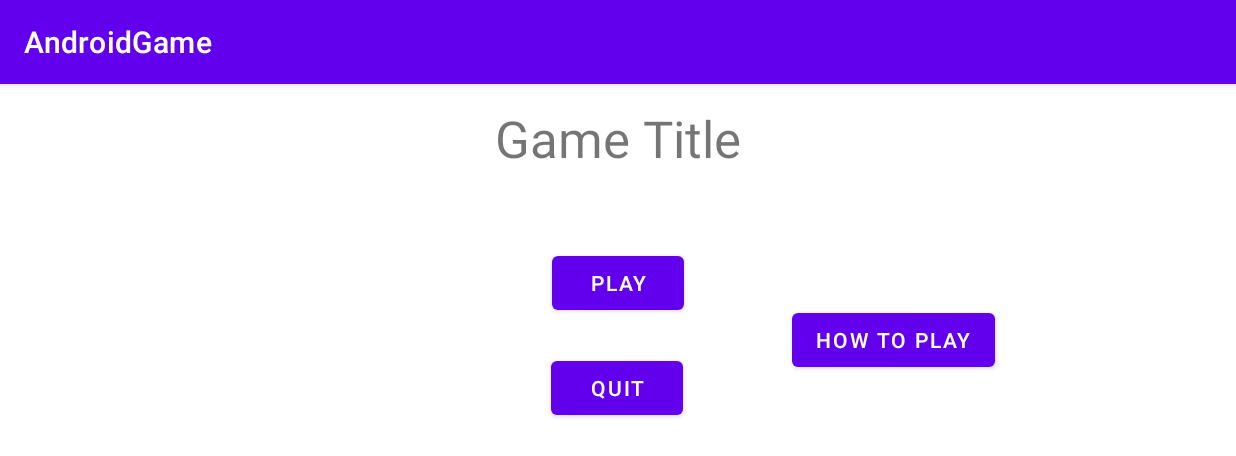
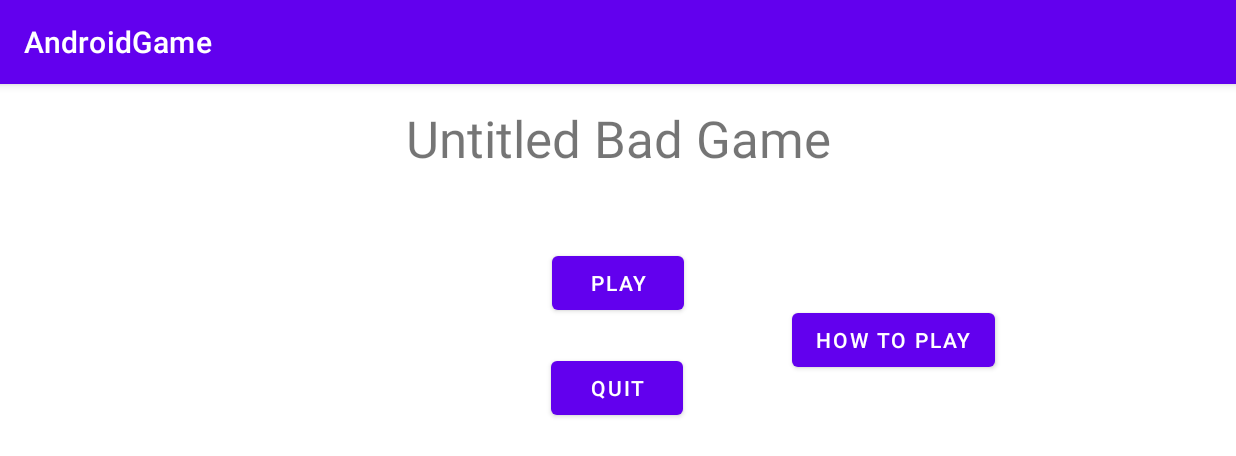
Before and after one commit to Islamjdallali/AndroidGame, an Android app: the screen it shows after launch (MainActivity), on a phone screen of 824 x 412 dp (held sideways). Shown: the top 456 px of the screen. Run offline under Robolectric (Android 15) with nearby library versions, the phone set to English and light mode, and no system bars.

Commit message:
Created title and reenabled background

```diff
--- a/app/src/main/java/tees/ac/uk/mgd/w9090951/example/androidgame/GameView.java
+++ b/app/src/main/java/tees/ac/uk/mgd/w9090951/example/androidgame/GameView.java
@@ -116,9 +116,9 @@ public class GameView extends SurfaceView implements Runnable {
         //Add Player,Fire and the background into the entity list
 
         Background bg1 = new Background("BG1",backgroundBitmap,1080,2076,1, 0, 0,surfaceHolder,true,false);
-        //entityList.add(bg1);
+        entityList.add(bg1);
         Background bg2 = new Background("BG2",backgroundBitmap,1080,2076,1, 0, -1080,surfaceHolder,true,false);
-        //entityList.add(bg2);
+        entityList.add(bg2);
 
         Player player = new Player("Player",playerBitmap,frameH,frameW,1, screenWidth / 2, screenHeight / 2,surfaceHolder,true,true);
         entityList.add(player);
--- a/app/src/main/res/layout/activity_main.xml
+++ b/app/src/main/res/layout/activity_main.xml
@@ -10,7 +10,7 @@
         android:id="@+id/textView"
         android:layout_width="wrap_content"
         android:layout_height="wrap_content"
-        android:text="Game Title"
+        android:text="Untitled Bad Game"
         android:textAlignment="center"
         android:textSize="34sp"
         app:layout_constraintBottom_toBottomOf="parent"
```
